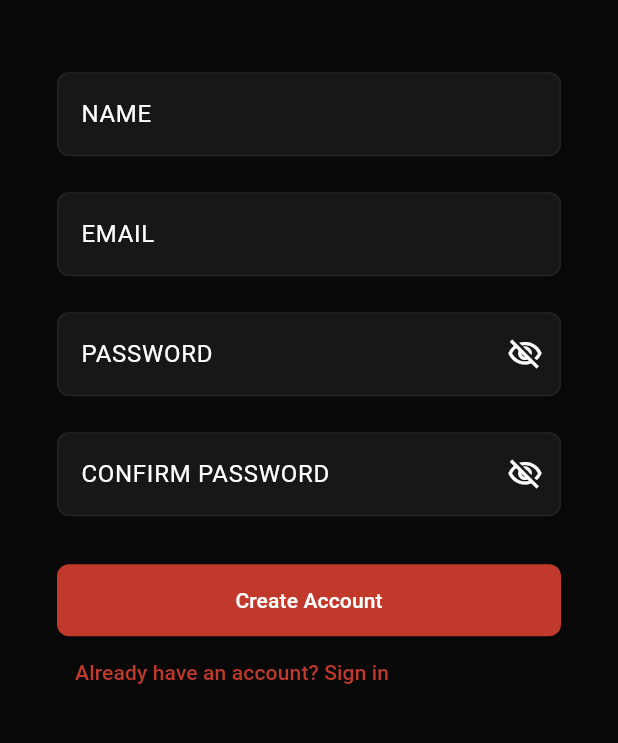
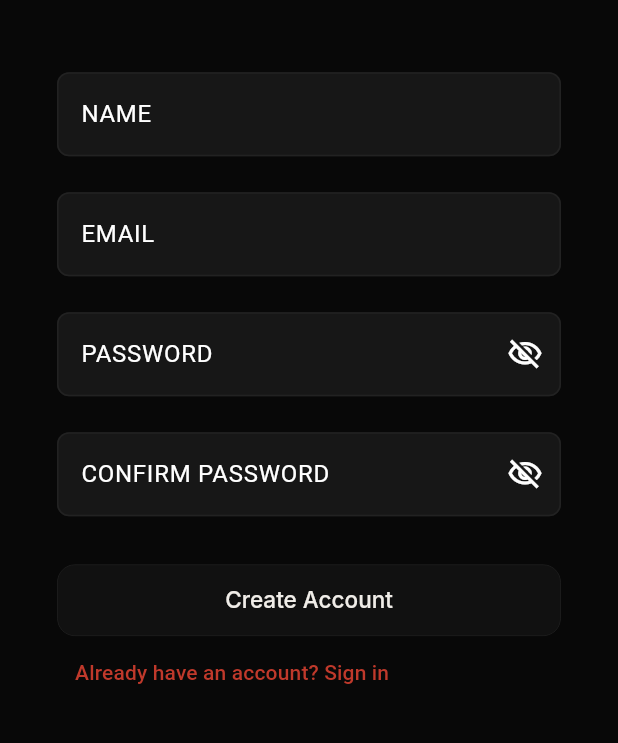
Before and after one commit to ujwalbholan/surakshya-MobileApp, a Flutter app: the SignupScreen screen opened by its route, on a phone screen of 412 x 824 dp, the part 311-1054 px from its top. Run offline on Flutter 3.47's test engine with Material 3 defaults, Android fonts, the phone set to English and light mode, and no system bars; our stand-ins replace flutter_blue_plus, flutter_local_notifications, flutter_map, flutter_riverpod, geocoding, geolocator and 6 more; accounts and stored records are empty.

Commit message:
Replaced ElevatedButton with OriginButton on signup_screen.dart submit button

```diff
--- a/lib/features/auth/signup_screen.dart
+++ b/lib/features/auth/signup_screen.dart
@@ -9,6 +9,7 @@ import 'package:suraksha/router/app_routes.dart';
 import 'package:suraksha/theme/suraksha_colors.dart';
 import 'package:suraksha/theme/suraksha_spacing.dart';
 import 'package:suraksha/theme/suraksha_typography.dart';
+import 'package:suraksha/widgets/origin_button.dart';
 
 class SignupScreen extends ConsumerStatefulWidget {
   const SignupScreen({super.key});
@@ -160,11 +161,10 @@ class _SignupScreenState extends ConsumerState<SignupScreen> {
                     const SizedBox(height: S.xl),
                     SizedBox(
                       width: double.infinity,
-                      child: ElevatedButton(
-                        onPressed: _isLoading ? null : _submit,
-                        child: _isLoading
-                            ? const CircularProgressIndicator()
-                            : const Text('Create Account'),
+                      child: OriginButton(
+                        onPressed: _submit,
+                        loading: _isLoading,
+                        child: const Text('Create Account'),
                       ),
                     ),
                     TextButton(
```
